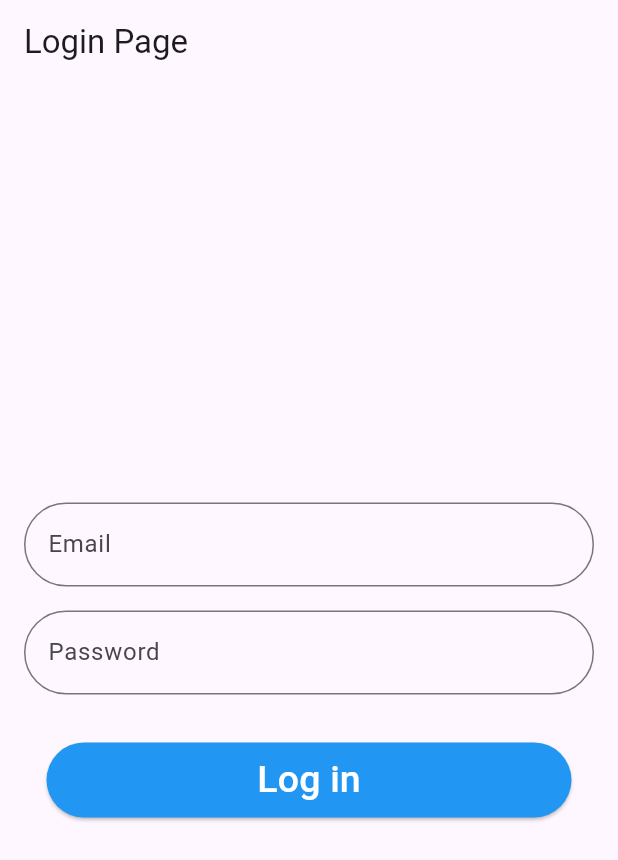
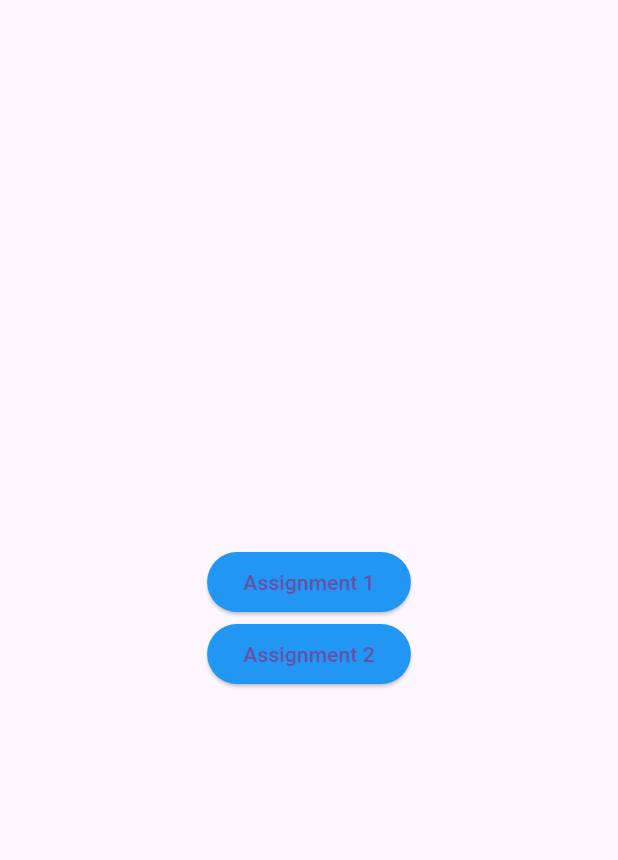
Before and after one commit to Mayank-App/animation_assignment, a Flutter app: the screen it shows after launch, on a phone screen of 412 x 824 dp. Shown: the top 860 px of the screen. Run offline on Flutter 3.47's test engine with Material 3 defaults, Android fonts, the phone set to English and light mode, and no system bars; our stand-ins replace rive.

Commit message:
add assignment 2

```diff
--- a/lib/main.dart
+++ b/lib/main.dart
@@ -1,4 +1,5 @@
 
+import 'package:annimation_assignment/src/presentation/ui/assignment_selection.dart';
 import 'package:annimation_assignment/src/presentation/ui/login_screen/login_screen.dart';
 import 'package:flutter/material.dart';
 
@@ -22,7 +23,7 @@ class MyApp extends StatelessWidget {
            backgroundColor: Colors.blue, )
         )
       ),
-      home:const LoginPage(),
+      home: AssignmentSelection(),
     );
   }
 }
--- /dev/null
+++ b/lib/src/presentation/ui/assignment_selection.dart
@@ -0,0 +1,35 @@
+import 'package:annimation_assignment/src/presentation/ui/login_screen/assignment%202.dart';
+import 'package:flutter/cupertino.dart';
+import 'package:flutter/material.dart';
+
+import 'login_screen/login_screen.dart';
+
+class AssignmentSelection extends StatefulWidget{
+  @override
+  State<AssignmentSelection> createState() => _AssignmentSelectionState();
+}
+
+class _AssignmentSelectionState extends State<AssignmentSelection> {
+  @override
+  Widget build(BuildContext context) {
+  return Scaffold(
+
+    body: Center(
+      child: Column(
+        mainAxisAlignment: MainAxisAlignment.center,
+        crossAxisAlignment: CrossAxisAlignment.center,
+        children: [
+          ElevatedButton(onPressed: (){
+             Navigator.push(context, MaterialPageRoute(builder: (context)=>LoginPage()));
+          }, child: Text("Assignment 1")
+          ),
+          ElevatedButton(onPressed: (){
+            Navigator.push(context, MaterialPageRoute(builder: (context)=>Assignment2()));
+          }, child:Text("Assignment 2") )
+
+        ],
+      ),
+    ),
+  );
+  }
+}
--- a/lib/src/presentation/ui/login_screen/login_screen.dart
+++ b/lib/src/presentation/ui/login_screen/login_screen.dart
@@ -1,6 +1,6 @@
 import 'package:flutter/material.dart';
 
-import '../../../config/colors.dart';
+import '../../../utils/constants/colors.dart';
 import '../../../utils/constants/appconstants.dart';
 import '../../../utils/utils.dart';
 import '../home_screen.dart';
--- a/lib/src/utils/constants/appconstants.dart
+++ b/lib/src/utils/constants/appconstants.dart
@@ -1,5 +1,4 @@
 class AppConstants {
-//Login Page
   static const String loginPageTitle = 'Login Page';
   static const String emailLabel = 'Email';
   static const String passwordLabel = 'Password';
@@ -12,5 +11,4 @@ class AppConstants {
   static const String hometxt = 'Welcome to the Home Screen!';
   static const String riveanimation = 'assets/images/368-694-checkmark-icon.riv';
   static const String congrts =  'Congratulations';
-
 }
```
Also changed, not shown: lib/src/presentation/ui/login_screen/assignment 2.dart (added, +55 -0 lines), lib/src/utils/constants/colors.dart (renamed from lib/src/config/colors.dart).
